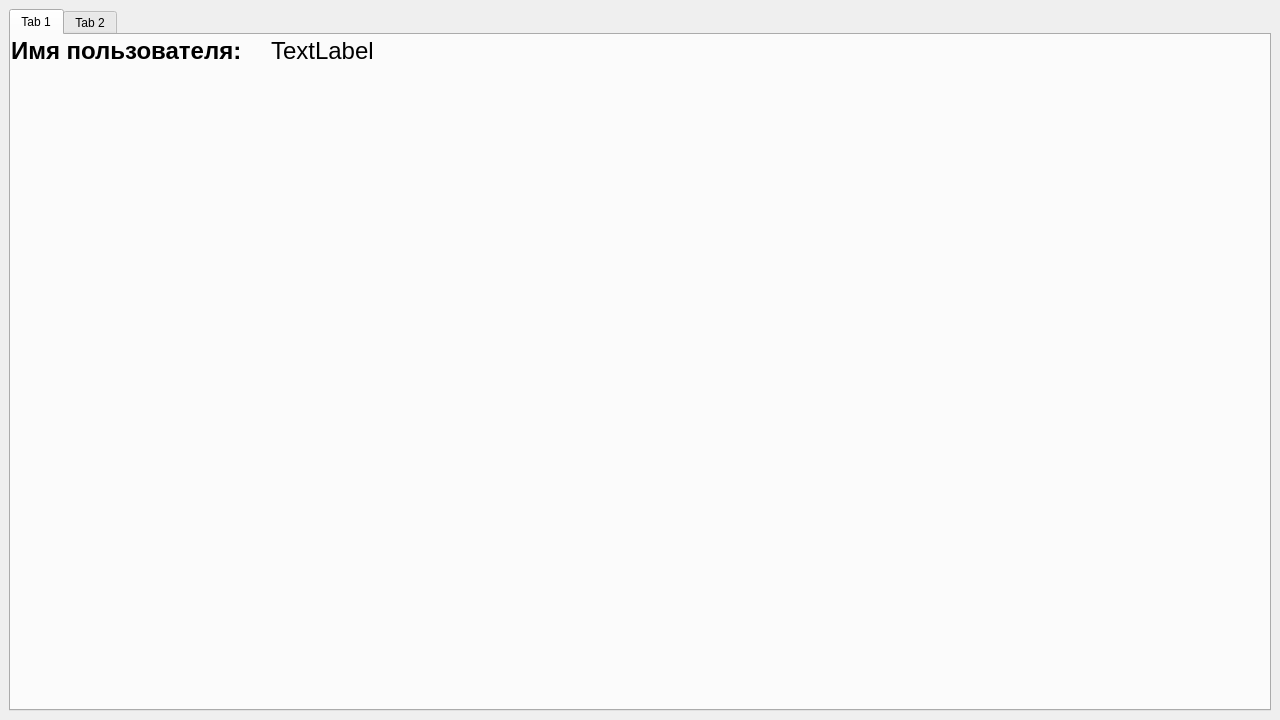
Old version of the form Views/mainView/mainView.ui in the repository polinalsn/studioIS.
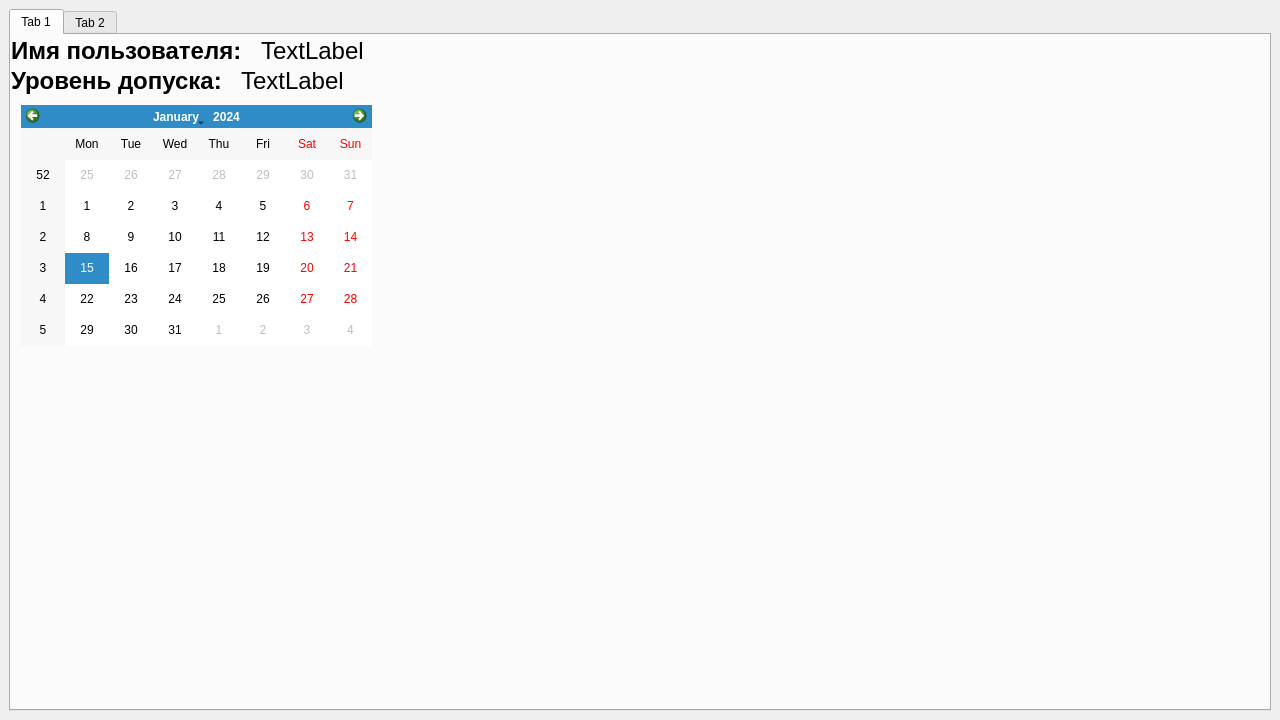
New version of the form.

```diff
--- a/Views/mainView/mainView.ui
+++ b/Views/mainView/mainView.ui
@@ -14,12 +14,15 @@
    <string>MainWindow</string>
   </property>
   <widget class="QWidget" name="centralwidget">
-   <layout class="QHBoxLayout" name="horizontalLayout">
+   <layout class="QVBoxLayout" name="verticalLayout">
     <item>
      <widget class="QTabWidget" name="tabWidget">
       <property name="currentIndex">
        <number>0</number>
       </property>
+      <property name="usesScrollButtons">
+       <bool>false</bool>
+      </property>
       <widget class="QWidget" name="tab_1">
        <attribute name="title">
         <string>Tab 1</string>
@@ -27,9 +30,9 @@
        <widget class="QLabel" name="nameText">
         <property name="geometry">
          <rect>
-          <x>260</x>
+          <x>250</x>
           <y>0</y>
-          <width>991</width>
+          <width>1001</width>
           <height>31</height>
          </rect>
         </property>
@@ -47,7 +50,7 @@
          <rect>
           <x>0</x>
           <y>0</y>
-          <width>261</width>
+          <width>251</width>
           <height>31</height>
          </rect>
         </property>
@@ -62,6 +65,60 @@
          <string>Имя пользователя:</string>
         </property>
        </widget>
+       <widget class="QLabel" name="roleLabel">
+        <property name="geometry">
+         <rect>
+          <x>0</x>
+          <y>30</y>
+          <width>221</width>
+          <height>31</height>
+         </rect>
+        </property>
+        <property name="font">
+         <font>
+          <pointsize>18</pointsize>
+          <weight>75</weight>
+          <bold>true</bold>
+         </font>
+        </property>
+        <property name="text">
+         <string>Уровень допуска:</string>
+        </property>
+       </widget>
+       <widget class="QLabel" name="roleText">
+        <property name="geometry">
+         <rect>
+          <x>230</x>
+          <y>30</y>
+          <width>1021</width>
+          <height>31</height>
+         </rect>
+        </property>
+        <property name="font">
+         <font>
+          <pointsize>18</pointsize>
+         </font>
+        </property>
+        <property name="text">
+         <string>TextLabel</string>
+        </property>
+       </widget>
+       <widget class="QCalendarWidget" name="calendarWidget">
+        <property name="geometry">
+         <rect>
+          <x>10</x>
+          <y>70</y>
+          <width>351</width>
+          <height>241</height>
+         </rect>
+        </property>
+        <property name="selectionMode">
+         <enum>QCalendarWidget::NoSelection</enum>
+        </property>
+        <property name="dateEditEnabled">
+         <bool>false</bool>
+        </property>
+       </widget>
       </widget>
       <widget class="QWidget" name="tab_2">
        <attribute name="title">
```
